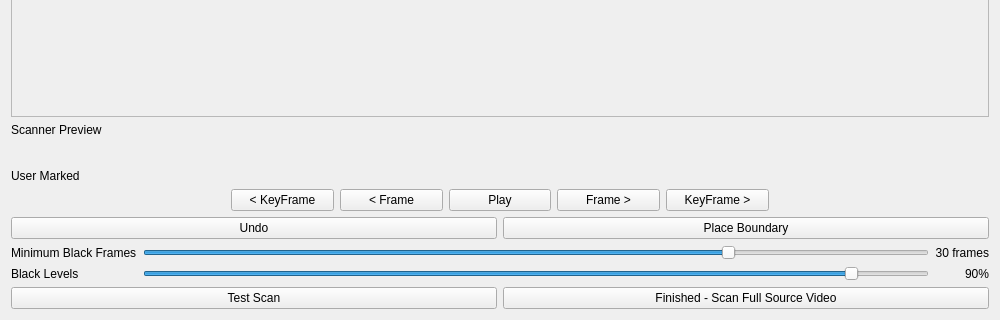
The window that scanner/scannerwindow.ui (trafficman/commcut) describes before a commit, drawn with Qt 5; both pictures show x 0 to 1000 and y 480 to 800 of the 1000 by 800 pixel window.
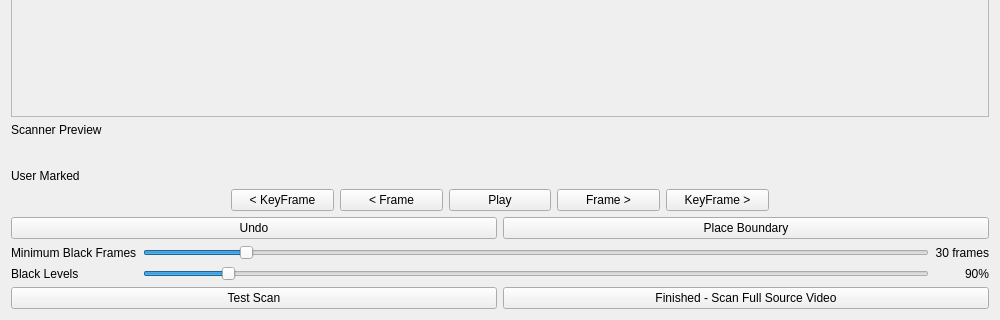
The same window after the commit. Custom widgets are drawn as their Qt base class.

Commit message: test scanner implemented

What changed in the file:
```diff
--- a/scanner/scannerwindow.ui
+++ b/scanner/scannerwindow.ui
@@ -183,7 +183,7 @@
         <item row="2" column="1">
          <widget class="QSlider" name="horizontalSlider_2">
           <property name="value">
-           <number>90</number>
+           <number>10</number>
           </property>
           <property name="orientation">
            <enum>Qt::Orientation::Horizontal</enum>
@@ -212,7 +212,7 @@
            <number>40</number>
           </property>
           <property name="value">
-           <number>30</number>
+           <number>5</number>
           </property>
           <property name="orientation">
            <enum>Qt::Orientation::Horizontal</enum>
```
The commit also changes 2 other files.
